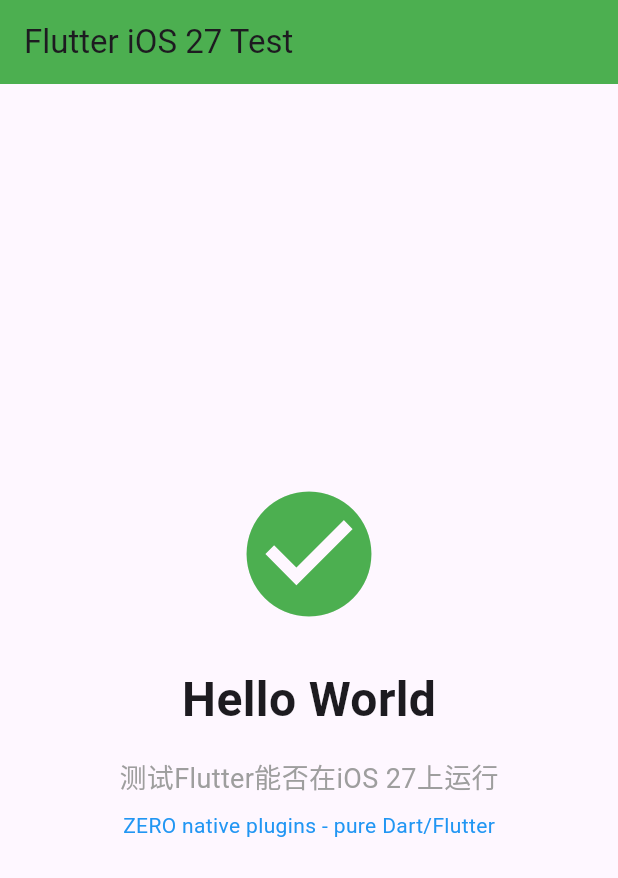
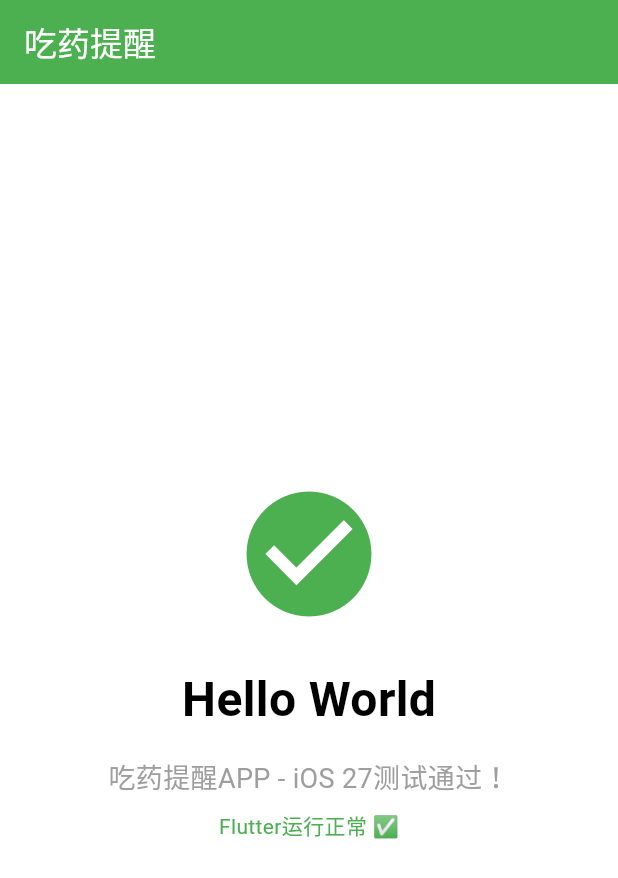
Before and after one commit to shinmin19/medreminder, a Flutter app: the screen it shows after launch, on a phone screen of 412 x 824 dp. Shown: the top 878 px of the screen. Run offline on Flutter 3.47's test engine with Material 3 defaults, Android fonts, the phone set to English and light mode, and no system bars.

Commit message:
fix: 修复黑屏 - 强制浅色主题，白色背景+黑色文字

```diff
--- a/lib/main.dart
+++ b/lib/main.dart
@@ -11,7 +11,12 @@
   @override
   Widget build(BuildContext context) {
     return MaterialApp(
-      title: 'MedReminder iOS 27 Test',
+      title: '吃药提醒',
+      theme: ThemeData(
+        colorSchemeSeed: Colors.green,
+        useMaterial3: true,
+        brightness: Brightness.light,
+      ),
       localizationsDelegates: const [
         GlobalMaterialLocalizations.delegate,
         GlobalWidgetsLocalizations.delegate,
@@ -33,9 +38,11 @@
   @override
   Widget build(BuildContext context) {
     return Scaffold(
+      backgroundColor: Colors.white,
       appBar: AppBar(
-        title: const Text('Flutter iOS 27 Test'),
+        title: const Text('吃药提醒'),
         backgroundColor: Colors.green,
+        foregroundColor: Colors.white,
       ),
       body: const Center(
         child: Column(
@@ -52,11 +59,12 @@
               style: TextStyle(
                 fontSize: 32,
                 fontWeight: FontWeight.bold,
+                color: Colors.black,
               ),
             ),
             SizedBox(height: 16),
             Text(
-              '测试Flutter能否在iOS 27上运行',
+              '吃药提醒APP - iOS 27测试通过！',
               style: TextStyle(
                 fontSize: 18,
                 color: Colors.grey,
@@ -64,10 +72,10 @@
             ),
             SizedBox(height: 8),
             Text(
-              'ZERO native plugins - pure Dart/Flutter',
+              'Flutter运行正常 ✅',
               style: TextStyle(
                 fontSize: 14,
-                color: Colors.blue,
+                color: Colors.green,
               ),
             ),
           ],
```
